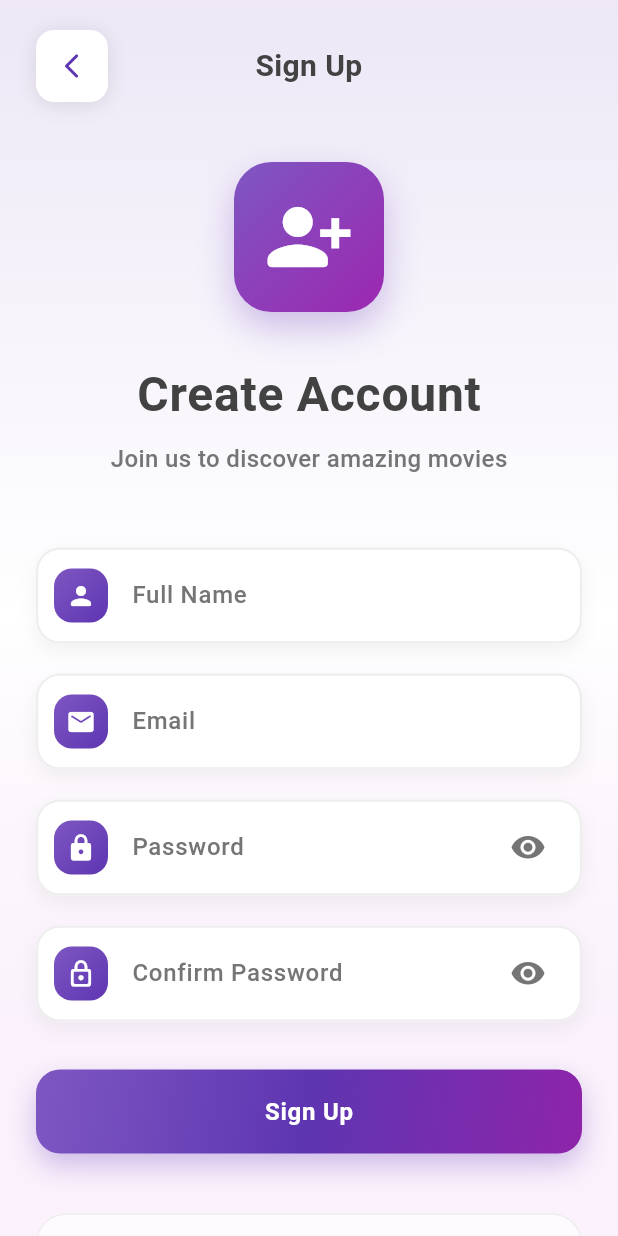
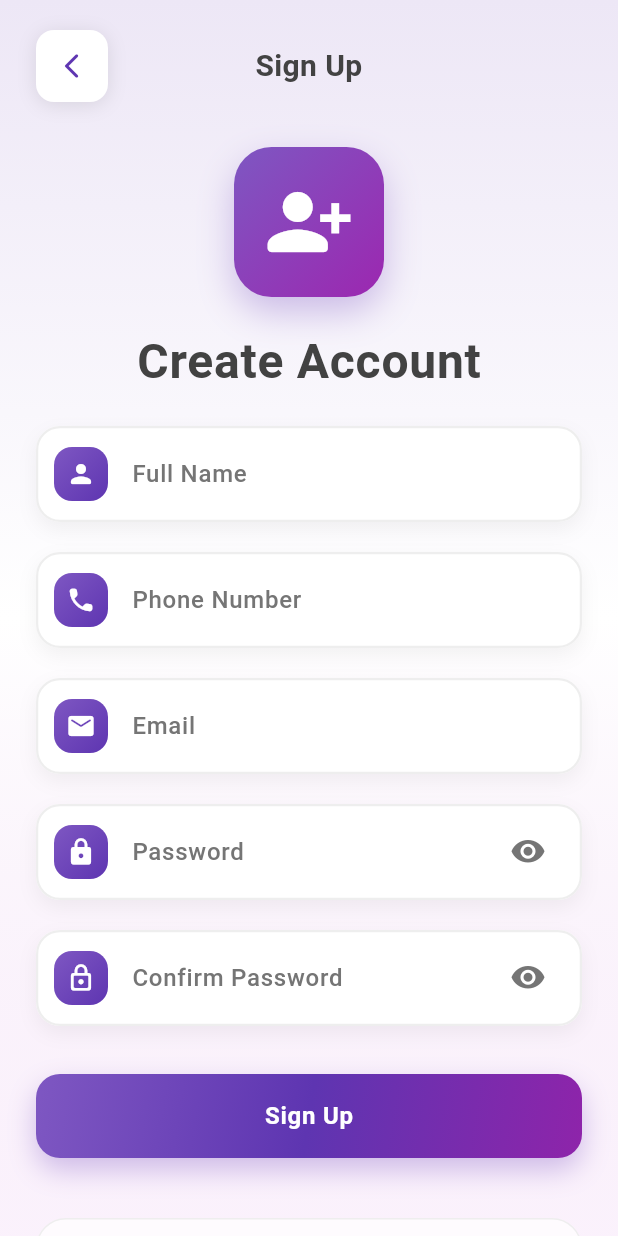
Before and after one commit to mohmmedYahya/Flutter-Project, a Flutter app: the RegisterScreen screen opened directly, on a phone screen of 412 x 824 dp. Run offline on Flutter 3.47's test engine with Material 3 defaults, Android fonts, the phone set to English and light mode, and no system bars; our stand-ins replace firebase_auth, firebase_core, google_sign_in; accounts and stored records are empty.

Commit message:
Update register_screen.dart

```diff
--- a/movies/lib/screens/register_screen.dart
+++ b/movies/lib/screens/register_screen.dart
@@ -13,6 +13,7 @@ class _RegisterScreenState extends State<RegisterScreen>
     with TickerProviderStateMixin {
   final _formKey = GlobalKey<FormState>();
   final _nameController = TextEditingController();
+  final _phoneController = TextEditingController();
   final _emailController = TextEditingController();
   final _passwordController = TextEditingController();
   final _confirmPasswordController = TextEditingController();
@@ -48,6 +49,7 @@ class _RegisterScreenState extends State<RegisterScreen>
   @override
   void dispose() {
     _nameController.dispose();
+    _phoneController.dispose();
     _emailController.dispose();
     _passwordController.dispose();
     _confirmPasswordController.dispose();
@@ -310,7 +312,7 @@ class _RegisterScreenState extends State<RegisterScreen>
                           const SizedBox(width: 48), // Balance the back button
                         ],
                       ),
-                      const SizedBox(height: 40),
+                      const SizedBox(height: 30),
 
                       // Logo and Welcome Section
                       Container(
@@ -339,7 +341,7 @@ class _RegisterScreenState extends State<RegisterScreen>
                           color: Colors.white,
                         ),
                       ),
-                      const SizedBox(height: 32),
+                      const SizedBox(height: 20),
                       Text(
                         'Create Account',
                         style: TextStyle(
@@ -349,16 +351,7 @@ class _RegisterScreenState extends State<RegisterScreen>
                           letterSpacing: 0.5,
                         ),
                       ),
-                      const SizedBox(height: 8),
-                      Text(
-                        'Join us to discover amazing movies',
-                        style: TextStyle(
-                          fontSize: 16,
-                          color: Colors.grey.shade600,
-                          fontWeight: FontWeight.w500,
-                        ),
-                      ),
-                      const SizedBox(height: 48),
+                      const SizedBox(height: 20),
 
                       // Name Field
                       _buildCustomTextField(
@@ -371,6 +364,32 @@ class _RegisterScreenState extends State<RegisterScreen>
                           }
                           if (value.trim().length < 2) {
                             return 'Name must be at least 2 characters';
+                          }
+                          return null;
+                        },
+                      ),
+                      const SizedBox(height: 20),
+
+                      // Phone Field
+                      _buildCustomTextField(
+                        controller: _phoneController,
+                        label: 'Phone Number',
+                        prefixIcon: Icons.phone_rounded,
+                        keyboardType: TextInputType.phone,
+                        validator: (value) {
+                          if (value == null || value.isEmpty) {
+                            return 'Please enter your phone number';
+                          }
+                          // Remove all non-digit characters for validation
+                          String digitsOnly = value.replaceAll(
+                            RegExp(r'[^\d]'),
+                            '',
+                          );
+                          if (digitsOnly.length < 10) {
+                            return 'Phone number must be at least 10 digits';
+                          }
+                          if (digitsOnly.length > 15) {
+                            return 'Phone number is too long';
                           }
                           return null;
                         },
```
